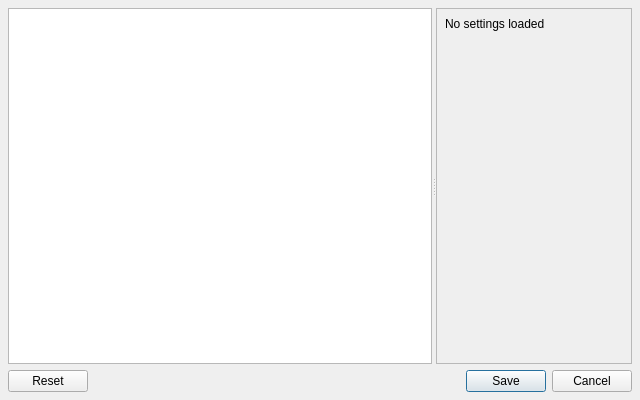
This is core/ui/settings_ui.ui in mjbonnington/icarus-gps as Qt 5 draws it before an edit. The edited form follows.
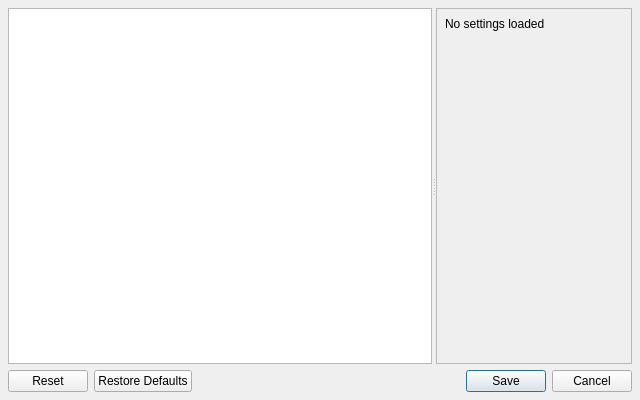
This is the edited form.

Patch:
```diff
--- a/core/ui/settings_ui.ui
+++ b/core/ui/settings_ui.ui
@@ -88,7 +88,7 @@
    <item>
     <widget class="QDialogButtonBox" name="settings_buttonBox">
      <property name="standardButtons">
-      <set>QDialogButtonBox::Cancel|QDialogButtonBox::Reset|QDialogButtonBox::Save</set>
+      <set>QDialogButtonBox::Cancel|QDialogButtonBox::Reset|QDialogButtonBox::RestoreDefaults|QDialogButtonBox::Save</set>
      </property>
     </widget>
    </item>
```
Left out of the diff: 2 changed lines with no effect on the pictures.
